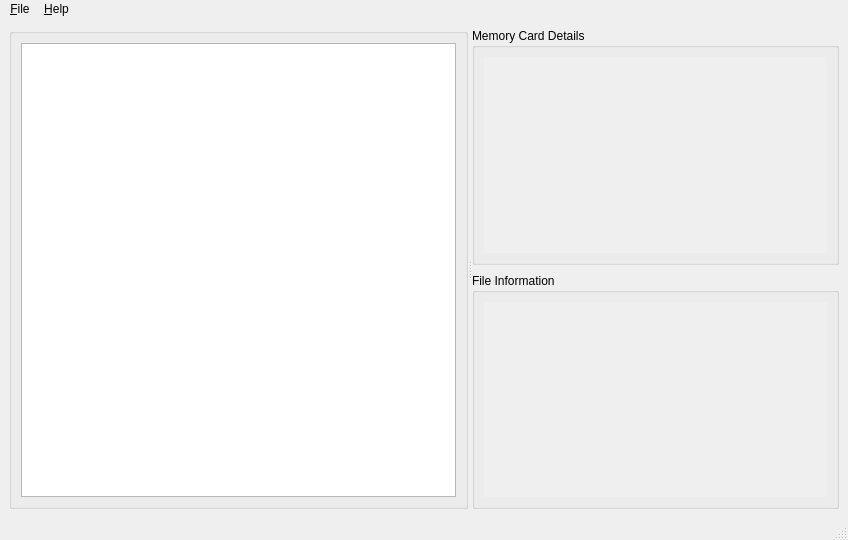
Old version of the form src/mcrecover/ui/McRecoverWindow.ui in the repository GerbilSoft/mcrecover.
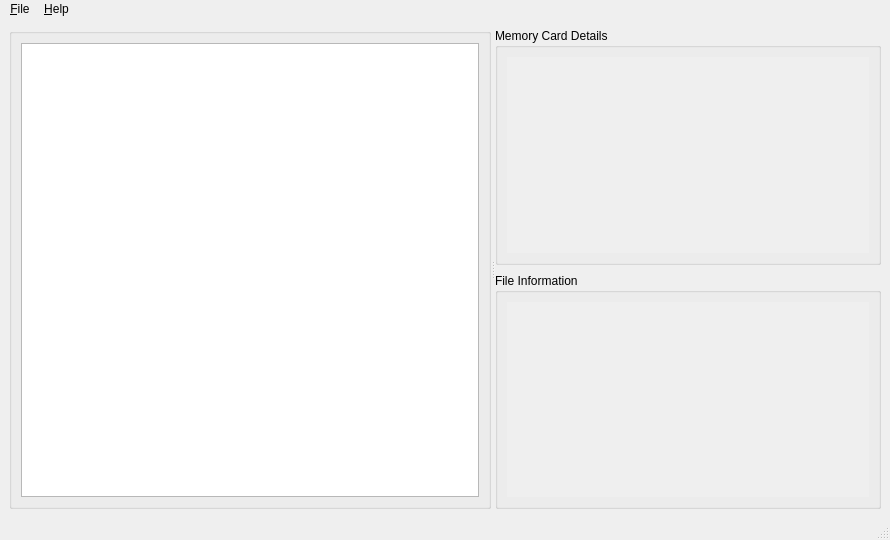
New version of the form. Icons and pictures are not drawn. Custom widgets are drawn as their Qt base class.

Commit message: ui/McRecoverWindow.ui: Increased the default window width from 848px to 890px.

Diff of the .ui file:
```diff
--- a/src/mcrecover/ui/McRecoverWindow.ui
+++ b/src/mcrecover/ui/McRecoverWindow.ui
@@ -6,7 +6,7 @@
    <rect>
     <x>0</x>
     <y>0</y>
-    <width>848</width>
+    <width>890</width>
     <height>540</height>
    </rect>
   </property>
@@ -26,7 +26,7 @@
       <property name="childrenCollapsible">
        <bool>false</bool>
       </property>
-      <widget class="QWidget" name="layoutwidget">
+      <widget class="QWidget" name="">
        <layout class="QVBoxLayout" name="vboxFileList">
         <item>
          <widget class="QGroupBox" name="grpFileList">
@@ -46,7 +46,7 @@
         </item>
        </layout>
       </widget>
-      <widget class="QWidget" name="layoutwidget">
+      <widget class="QWidget" name="">
        <layout class="QVBoxLayout" name="vboxCardFileInfo">
         <property name="spacing">
          <number>8</number>
@@ -73,7 +73,7 @@
                <rect>
                 <x>0</x>
                 <y>0</y>
-                <width>354</width>
+                <width>373</width>
                 <height>202</height>
                </rect>
               </property>
@@ -123,7 +123,7 @@
                <rect>
                 <x>0</x>
                 <y>0</y>
-                <width>354</width>
+                <width>373</width>
                 <height>201</height>
                </rect>
               </property>
@@ -162,7 +162,7 @@
     <rect>
      <x>0</x>
      <y>0</y>
-     <width>848</width>
+     <width>890</width>
      <height>22</height>
     </rect>
    </property>
```
